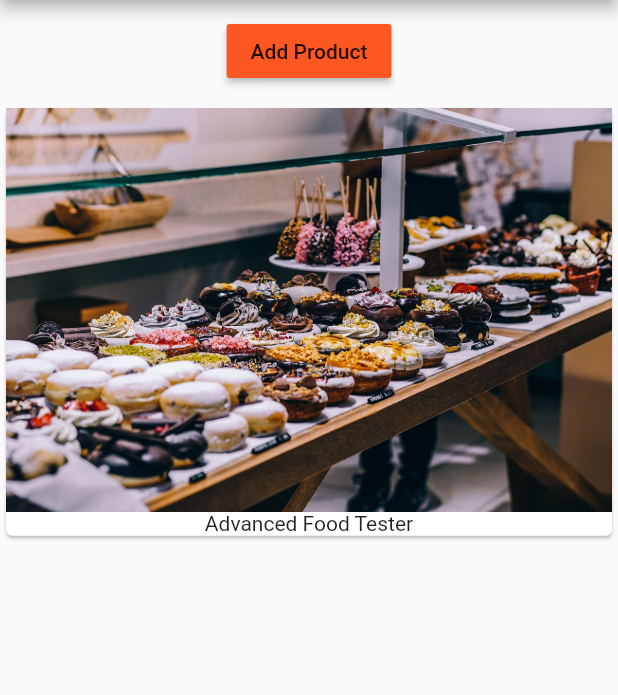
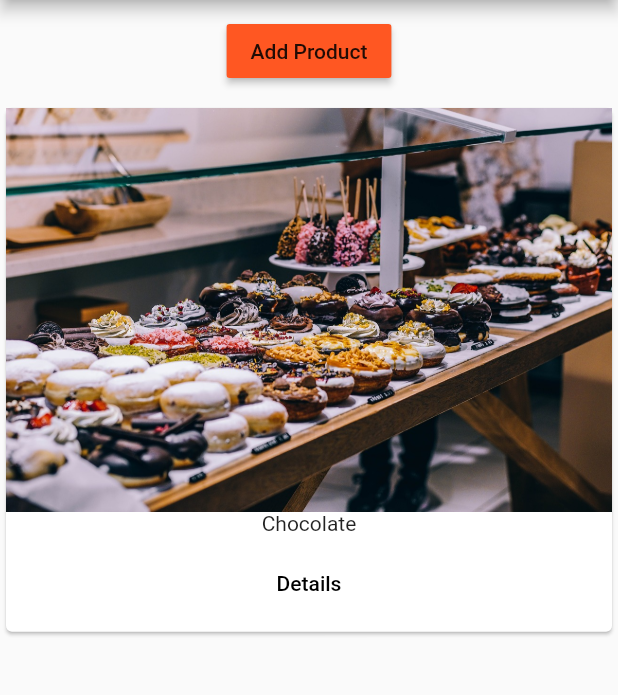
Before and after one commit to bernadettkiss/EasyList, a Flutter app: the screen it shows after launch, after a tap on "Add Product", on a phone screen of 412 x 824 dp, the part 84-779 px from its top. Run offline on Flutter 3.47's test engine with Material 2 defaults, Android fonts, the phone set to English and light mode, and no system bars.

Commit message:
feat: Navigate to product detail

```diff
--- a/easy_list/lib/main.dart
+++ b/easy_list/lib/main.dart
@@ -1,6 +1,6 @@
 import 'package:flutter/material.dart';
 
-import './product_manager.dart';
+import './pages/home.dart';
 
 void main() => runApp(MyApp());
 
@@ -12,12 +12,7 @@ class MyApp extends StatelessWidget {
         primarySwatch: Colors.deepOrange,
         accentColor: Colors.deepPurple,
       ),
-      home: Scaffold(
-        appBar: AppBar(
-          title: Text('EasyList'),
-        ),
-        body: ProductManager(),
-      ),
+      home: HomePage(),
     );
   }
 }
--- /dev/null
+++ b/easy_list/lib/pages/home.dart
@@ -0,0 +1,15 @@
+import 'package:flutter/material.dart';
+
+import '../product_manager.dart';
+
+class HomePage extends StatelessWidget {
+  @override
+  Widget build(BuildContext context) {
+    return Scaffold(
+      appBar: AppBar(
+        title: Text('EasyList'),
+      ),
+      body: ProductManager(),
+    );
+  }
+}
--- a/easy_list/lib/product_manager.dart
+++ b/easy_list/lib/product_manager.dart
@@ -3,7 +3,7 @@ import 'package:flutter/material.dart';
 import './products.dart';
 
 class ProductManager extends StatefulWidget {
-  final String startingProduct;
+  final Map<String, String> startingProduct;
 
   ProductManager({this.startingProduct});
 
@@ -14,7 +14,7 @@ class ProductManager extends StatefulWidget {
 }
 
 class _ProductManagerState extends State<ProductManager> {
-  List<String> _products = [];
+  List<Map<String, String>> _products = [];
 
   @override
   void initState() {
@@ -22,6 +22,19 @@ class _ProductManagerState extends State<ProductManager> {
     if (widget.startingProduct != null) {
       _products.add(widget.startingProduct);
     }
+  }
+
+  void _addProduct(Map<String, String> product) {
+    setState(() {
+      _products.add(product);
+    });
+    print(_products);
+  }
+
+  void _deleteProduct(int index) {
+    setState(() {
+      _products.removeAt(index);
+    });
   }
 
   @override
@@ -34,13 +47,13 @@ class _ProductManagerState extends State<ProductManager> {
             color: Theme.of(context).primaryColor,
             onPressed: () {
               setState(() {
-                _products.add('Advanced Food Tester');
+                _addProduct({'title': 'Chocolate', 'image': 'assets/food.jpg'});
               });
             },
             child: Text('Add Product'),
           ),
         ),
-        Expanded(child: Products(_products))
+        Expanded(child: Products(_products, deleteProduct: _deleteProduct))
       ],
     );
   }
--- a/easy_list/lib/products.dart
+++ b/easy_list/lib/products.dart
@@ -1,30 +1,59 @@
 import 'package:flutter/material.dart';
 
+import './pages/product.dart';
+
 class Products extends StatelessWidget {
-  final List<String> products;
+  final List<Map<String, String>> products;
+  final Function deleteProduct;
 
-  Products(this.products);
+  Products(this.products, {this.deleteProduct});
 
   Widget _buildProductItem(BuildContext context, int index) {
     return Card(
       child: Column(
         children: <Widget>[
-          Image.asset('assets/food.jpg'),
-          Text(products[index])
+          Image.asset(products[index]['image']),
+          Text(products[index]['title']),
+          ButtonBar(
+            alignment: MainAxisAlignment.center,
+            children: <Widget>[
+              FlatButton(
+                child: Text('Details'),
+                onPressed: () => Navigator.push<bool>(
+                      context,
+                      MaterialPageRoute(
+                        builder: (BuildContext context) => ProductPage(
+                            products[index]['title'], products[index]['image']),
+                      ),
+                    ).then((bool value) {
+                      if (value) {
+                        deleteProduct(index);
+                      }
+                    }),
+              )
+            ],
+          )
         ],
       ),
     );
   }
 
+  Widget _buildProductList() {
+    Widget productCards;
+    if (products.length > 0) {
+      productCards = ListView.builder(
+        itemBuilder: _buildProductItem,
+        itemCount: products.length,
+      );
+    } else {
+      productCards = Container();
+    }
+    return productCards;
+  }
+
   @override
   Widget build(BuildContext context) {
-    return products.length > 0
-        ? ListView.builder(
-            itemBuilder: _buildProductItem,
-            itemCount: products.length,
-          )
-        : Center(
-            child: Text('No products found, please add some'),
-          );
+    print('[Products Widget] build()');
+    return _buildProductList();
   }
 }
```
Also changed, not shown: easy_list/lib/pages/product.dart (added, +35 -0 lines).
